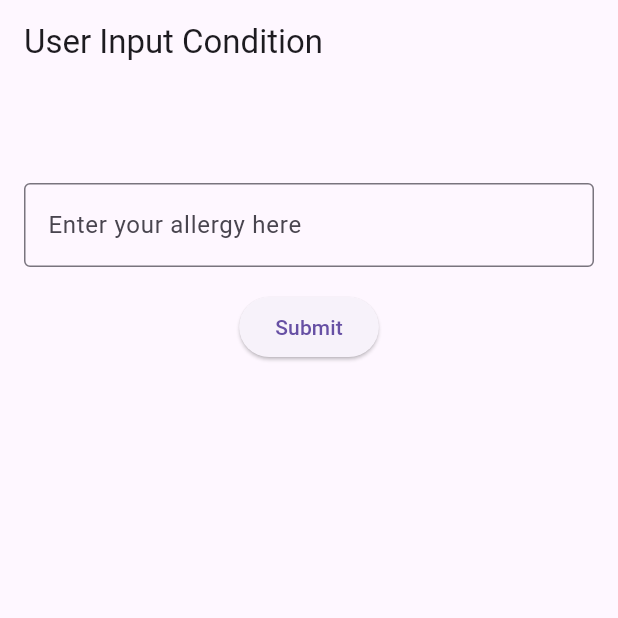
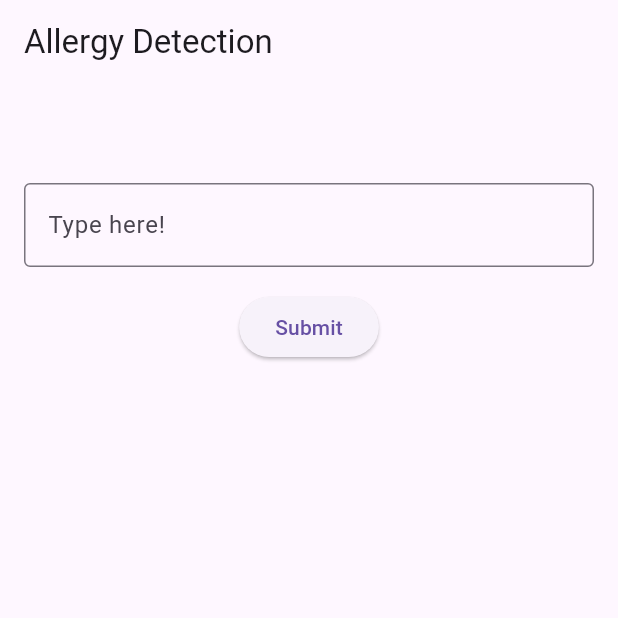
Before and after one commit to Toya-33/text-recognition, a Flutter app: the screen it shows after launch, after a tap on "Submit", on a phone screen of 412 x 824 dp, the top half of it. Run offline on Flutter 3.47's test engine with Material 3 defaults, Android fonts, the phone set to English and light mode, and no system bars; our stand-ins replace image_picker, rive; missing offline and left inert: google_ml_kit.

Commit message:
update lib folder

```diff
--- a/lib/main.dart
+++ b/lib/main.dart
@@ -1,6 +1,4 @@
 import 'package:flutter/material.dart';
-import 'package:shared_preferences/shared_preferences.dart';
-
 import 'package:text_recognition/detector.dart';
 
 void main() {
@@ -31,7 +29,7 @@ class _MyHomePageState extends State<MyHomePage> {
   Widget build(BuildContext context) {
     return Scaffold(
       appBar: AppBar(
-        title: Text('User Input Condition'),
+        title: Text('Allergy Detection'),
       ),
       body: Form(
         child: Column(
@@ -51,14 +49,14 @@ class _MyHomePageState extends State<MyHomePage> {
                 },
                 decoration: const InputDecoration(
                   border: OutlineInputBorder(),
-                  labelText: 'Enter your allergy here',
+                  labelText: 'Type here!',
                 ),
               ),
             ),
             ElevatedButton(
               onPressed: () {
                 // Access the input value
-                String ingredients = _ingredientController.text;
+                String ingredients = _ingredientController.text.toLowerCase();
 
                 // Apply conditional logic
                 if (ingredients.isNotEmpty) {
@@ -81,47 +79,3 @@ class _MyHomePageState extends State<MyHomePage> {
     );
   }
 }
-
-// class MyRememberingWidget extends StatefulWidget {
-//   @override
-//   const MyRememberingWidget({super.key, required this.ingredients});
-//   _MyRememberingWidgetState createState() => _MyRememberingWidgetState();
-// }
-
-// class _MyRememberingWidgetState extends State<MyRememberingWidget> {
-//   final _inputController = TextEditingController();
-//   String _rememberedInput = '';
-
-//   @override
-//   void initState() {
-//     super.initState();
-//     _loadRememberedInput();
-//   }
-
-//   Future<void> _loadRememberedInput() async {
-//     final prefs = await SharedPreferences.getInstance();
-//     final rememberedInput = prefs.getString('input_key');
-//     setState(() {
-//       _rememberedInput = rememberedInput ?? '';
-//       _inputController.text = _rememberedInput;
-//     });
-//   }
-
-//   Future<void> _saveInput(String input) async {
-//     final prefs = await SharedPreferences.getInstance();
-//     await prefs.setString('input_key', input);
-//     setState(() {
-//       _rememberedInput = input;
-//     });
-//   }
-
-//   @override
-//   Widget build(BuildContext context) {
-//     return Scaffold(
-//         appBar: AppBar(
-//           title: Text("list of ingredients"),
-//         ),
-//         body: Column(children: [Text(data)]),
-//       );
-//   }
-// }
```
Also changed, not shown: lib/detector.dart (+22 -14 lines), lib/ingredients.dart (+2 -6 lines).
